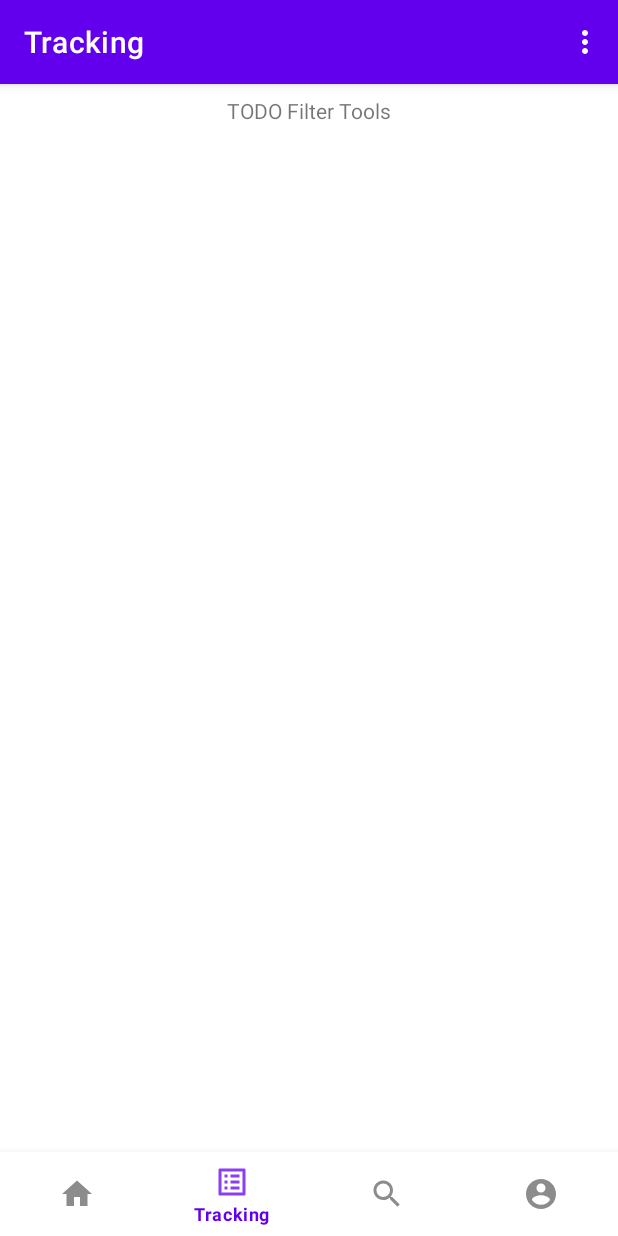
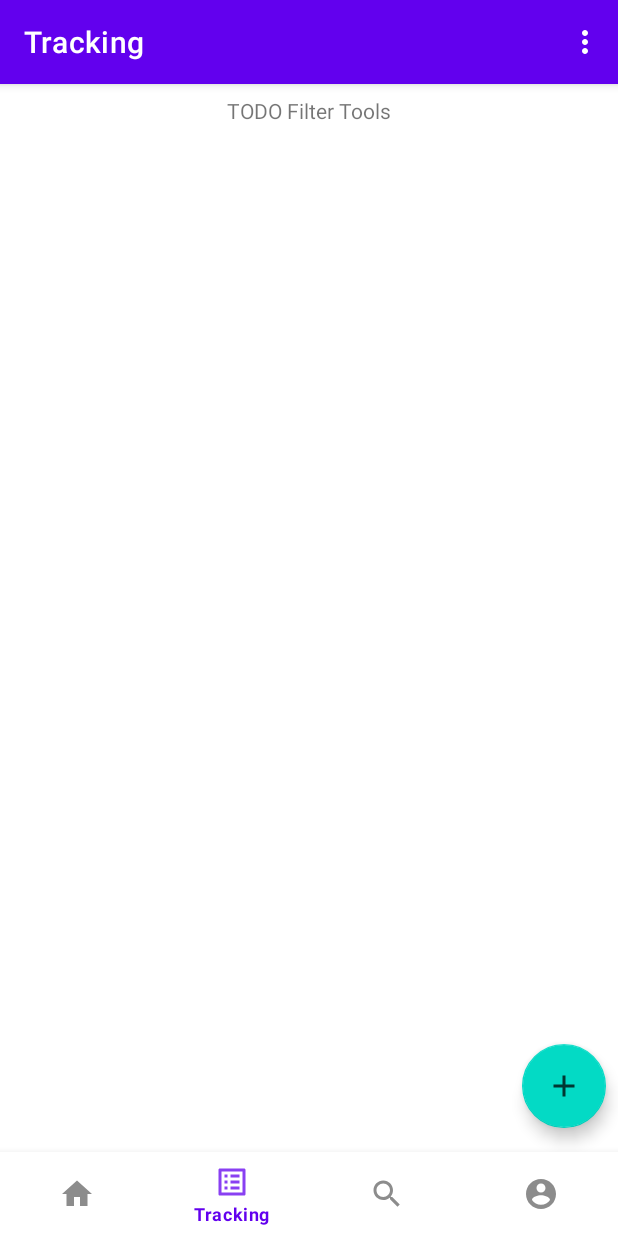
Before and after one commit to BuzzDyne/PriceTrend-Android, an Android app: the TrackingListFragment screen opened through its navigation route, on a phone screen of 412 x 824 dp. Run offline under Robolectric (Android 15) with nearby library versions, the phone set to English and light mode, and no system bars; our stand-ins replace Firebase (no records; nobody signed in at launch, a user with empty details on screens opened directly), Picasso, data binding, navigation-ui; pictures from the network do not load.

```diff
--- a/app/src/main/java/com/buzzdynegamingteam/pricetrend/MainActivity.kt
+++ b/app/src/main/java/com/buzzdynegamingteam/pricetrend/MainActivity.kt
@@ -1,19 +1,23 @@
 package com.buzzdynegamingteam.pricetrend
 
+import android.content.Intent
 import androidx.appcompat.app.AppCompatActivity
 import android.os.Bundle
 import android.util.Log
 import android.view.View
 import androidx.appcompat.app.ActionBar
+import androidx.core.os.bundleOf
 import androidx.core.view.isVisible
 import androidx.databinding.DataBindingUtil
 import androidx.lifecycle.ViewModelProvider
 import androidx.navigation.NavController
+import androidx.navigation.NavOptions
 import androidx.navigation.Navigation
 import androidx.navigation.findNavController
 import androidx.navigation.ui.AppBarConfiguration
 import androidx.navigation.ui.NavigationUI
 import androidx.navigation.ui.setupWithNavController
+import com.buzzdynegamingteam.pricetrend.common.StringFormatter
 import com.buzzdynegamingteam.pricetrend.databinding.ActivityMainBinding
 import com.google.android.material.bottomnavigation.BottomNavigationView
 import com.google.firebase.auth.FirebaseAuth
@@ -47,6 +51,28 @@ class MainActivity : AppCompatActivity() {
         setupBottomNavMenu(mController)
 
         listenBackStackChange()
+    }
+
+    override fun onNewIntent(intent: Intent?) {
+        super.onNewIntent(intent)
+        when (intent?.action) {
+            Intent.ACTION_SEND -> {
+                when (intent.type) {
+                    "text/plain" -> {
+                        val t = intent.clipData?.getItemAt(0)?.text
+                        val link = StringFormatter.extractLinkFromString(t.toString())
+//                        Log.e("MainActivity", "onNewIntent: link $link")
+
+                        val bundle = bundleOf("urlText" to link)
+                        val navOptions = NavOptions.Builder()
+                                .setPopUpTo(R.id.homeFragment, true)
+                                .build()
+
+                        findNavController(R.id.myNavHostFragment).navigate(R.id.homeFragment, bundle, navOptions)
+                    }
+                }
+            }
+        }
     }
 
     override fun onSupportNavigateUp(): Boolean {
--- a/app/src/main/java/com/buzzdynegamingteam/pricetrend/common/CommonRepository.kt
+++ b/app/src/main/java/com/buzzdynegamingteam/pricetrend/common/CommonRepository.kt
@@ -108,4 +108,9 @@ object CommonRepository {
     suspend fun getUserRequests(): List<Request> {
         return db.getRequests(auth.getCurrUserUID()!!).sortedWith(compareBy {it.statusCode})
     }
+
+    suspend fun createRequest(url: String) {
+        val req = Request(url, 0, arrayListOf(auth.getCurrUserUID()!!))
+        db.createRequest(req)
+    }
 }
--- a/app/src/main/java/com/buzzdynegamingteam/pricetrend/common/models/Request.kt
+++ b/app/src/main/java/com/buzzdynegamingteam/pricetrend/common/models/Request.kt
@@ -16,7 +16,7 @@ data class Request(
         var resTs           : Date? = null,
 
         @get:Exclude
-    var isExpanded          : Boolean = false
+        var isExpanded          : Boolean = false
 ) {
     companion object {
         fun DocumentSnapshot.toRequest(): Request? {
--- a/app/src/main/java/com/buzzdynegamingteam/pricetrend/home/HomeFragment.kt
+++ b/app/src/main/java/com/buzzdynegamingteam/pricetrend/home/HomeFragment.kt
@@ -46,6 +46,30 @@ class HomeFragment : Fragment() {
                 navigateToLoginScreen()
             }
         })
+
+        Log.e(TAG, "onCreateView: arg[urlText]= ${requireArguments().getString("urlText")}")
+
+        if(requireArguments().getString("urlText") != null && !viewModel.intentConsumed) {
+            viewModel.intentConsumed = true
+            Log.e(TAG, "onCreateView: argument = ${requireArguments()}")
+            val t = requireArguments().getString("urlText")?: ""
+
+            val action = HomeFragmentDirections.actionHomeFragmentToTrackingListFragment(t)
+            findNavController().navigate(action)
+        }
+//        when (intent?.action) {
+//            Intent.ACTION_SEND -> {
+//                when (intent.type) {
+//                    "text/plain" -> {
+//                        val t = intent.clipData?.getItemAt(0)?.text
+//                        val link = StringFormatter.extractLinkFromString(t.toString())
+//
+//                        val action = HomeFragmentDirections.actionHomeFragmentToTrackingListFragment(link)
+//                        findNavController().navigate(action)
+//                    }
+//                }
+//            }
+//        }
 
         return bind.root
     }
--- a/app/src/main/java/com/buzzdynegamingteam/pricetrend/home/HomeViewModel.kt
+++ b/app/src/main/java/com/buzzdynegamingteam/pricetrend/home/HomeViewModel.kt
@@ -40,6 +40,8 @@ class HomeViewModel : ViewModel() {
     val getCurrUser: LiveData<FirebaseUser?>
         get() = _currUser
 
+    var intentConsumed = false
+
     init {
         Log.e("HomeViewModel", "repo.getCurrUser: ${repo.getCurrUser()}")
         _currUser.value = repo.getCurrUser()
--- a/app/src/main/java/com/buzzdynegamingteam/pricetrend/tracking/request/RequestAdapter.kt
+++ b/app/src/main/java/com/buzzdynegamingteam/pricetrend/tracking/request/RequestAdapter.kt
@@ -26,8 +26,12 @@ class RequestAdapter : RecyclerView.Adapter<RequestAdapter.RequestViewHolder>()
 
         val title       = currItem.url
         val status      = currItem.statusCode!!.toInt()
-        val requestTs   = StringFormatter.formatDateToString(currItem.reqTs)
+        var requestTs   = "-"
         var responseTs  = "-"
+
+        if(currItem.reqTs != null) {
+            requestTs = StringFormatter.formatDateToString(currItem.reqTs)
+        }
 
         if(currItem.resTs != null) {
             responseTs = StringFormatter.formatDateToString(currItem.resTs)
--- /dev/null
+++ b/app/src/main/res/drawable/ic_add.xml
@@ -0,0 +1,5 @@
+<vector android:alpha="0.75" android:height="24dp"
+    android:tint="?attr/colorControlNormal" android:viewportHeight="24"
+    android:viewportWidth="24" android:width="24dp" xmlns:android="http://schemas.android.com/apk/res/android">
+    <path android:fillColor="@android:color/white" android:pathData="M19,13h-6v6h-2v-6H5v-2h6V5h2v6h6v2z"/>
+</vector>
--- a/app/src/main/res/layout/tracking_list_fragment.xml
+++ b/app/src/main/res/layout/tracking_list_fragment.xml
@@ -4,6 +4,12 @@
     xmlns:app="http://schemas.android.com/apk/res-auto"
     xmlns:tools="http://schemas.android.com/tools"
     >
+
+    <data>
+        <variable
+            name="viewmodel"
+            type="com.buzzdynegamingteam.pricetrend.tracking.list.TrackingListViewModel" />
+    </data>
 
     <androidx.constraintlayout.widget.ConstraintLayout
         android:layout_width="match_parent"
@@ -60,6 +66,21 @@
                 />
 
         </androidx.swiperefreshlayout.widget.SwipeRefreshLayout>
+
+        <com.google.android.material.floatingactionbutton.FloatingActionButton
+            android:id="@+id/btn_fab"
+            android:layout_width="wrap_content"
+            android:layout_height="wrap_content"
+
+            app:srcCompat="@drawable/ic_add"
+
+            android:layout_marginBottom="16dp"
+            android:layout_marginEnd="8dp"
+
+            app:layout_constraintBottom_toBottomOf="parent"
+            app:layout_constraintEnd_toEndOf="parent"
+            />
+
     </androidx.constraintlayout.widget.ConstraintLayout>
 
 </layout>
--- a/app/src/main/res/navigation/nav_graph.xml
+++ b/app/src/main/res/navigation/nav_graph.xml
@@ -36,6 +36,9 @@
             app:argType="string"
             android:defaultValue="null"
             app:nullable="true"/>
+        <action
+            android:id="@+id/action_homeFragment_to_trackingListFragment"
+            app:destination="@id/trackingListFragment" />
     </fragment>
     <fragment
         android:id="@+id/profileFragment"
@@ -62,6 +65,12 @@
         android:name="com.buzzdynegamingteam.pricetrend.tracking.list.TrackingListFragment"
         android:label="Tracking"
         tools:layout="@layout/tracking_list_fragment">
+        <argument
+            android:name="requestUrl"
+            android:defaultValue="@null"
+            app:argType="string"
+            app:nullable="true"
+            />
         <action
             android:id="@+id/action_trackingFragment_to_trackingDetailFragment"
             app:destination="@id/trackingDetailFragment" />
```
Also changed, not shown: app/src/main/AndroidManifest.xml (+7 -2 lines), app/src/main/java/com/buzzdynegamingteam/pricetrend/common/FirestoreServices.kt (+14 -0 lines), app/src/main/java/com/buzzdynegamingteam/pricetrend/common/StringFormatter.kt (+8 -0 lines), app/src/main/java/com/buzzdynegamingteam/pricetrend/tracking/list/TrackingListFragment.kt (+70 -1 lines), app/src/main/java/com/buzzdynegamingteam/pricetrend/tracking/list/TrackingListViewModel.kt (+27 -0 lines).
